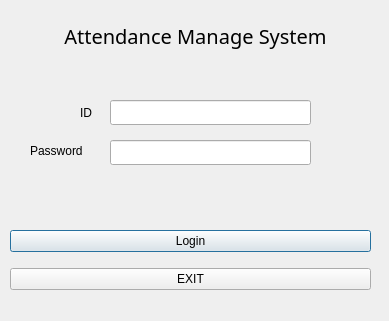
First picture: the form in attendance_manage/dialog_login.ui, repository Jeho0216/attendance_manage_project, before the edit.
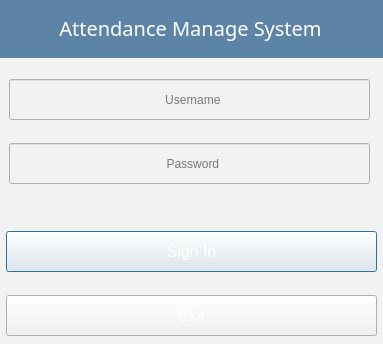
Second picture: the form after the edit. Icons and pictures are not drawn.

Diff of the .ui file:
```diff
--- a/attendance_manage/dialog_login.ui
+++ b/attendance_manage/dialog_login.ui
@@ -6,46 +6,23 @@
    <rect>
     <x>0</x>
     <y>0</y>
-    <width>389</width>
-    <height>321</height>
+    <width>383</width>
+    <height>344</height>
    </rect>
   </property>
   <property name="windowTitle">
    <string>Attendance Management System</string>
   </property>
-  <widget class="QWidget" name="verticalLayoutWidget">
-   <property name="geometry">
-    <rect>
-     <x>10</x>
-     <y>220</y>
-     <width>361</width>
-     <height>80</height>
-    </rect>
-   </property>
-   <layout class="QVBoxLayout" name="verticalLayout">
-    <item>
-     <widget class="QPushButton" name="pushButton_login">
-      <property name="text">
-       <string>Login</string>
-      </property>
-     </widget>
-    </item>
-    <item>
-     <widget class="QPushButton" name="pushButton_exit">
-      <property name="text">
-       <string>EXIT</string>
-      </property>
-     </widget>
-    </item>
-   </layout>
-  </widget>
+  <property name="styleSheet">
+   <string notr="true">background-color: rgb(242,242,242);</string>
+  </property>
   <widget class="QLabel" name="label">
    <property name="geometry">
     <rect>
-     <x>10</x>
-     <y>20</y>
-     <width>371</width>
-     <height>31</height>
+     <x>-5</x>
+     <y>-3</y>
+     <width>391</width>
+     <height>61</height>
     </rect>
    </property>
    <property name="font">
@@ -56,6 +33,10 @@
      <bold>false</bold>
     </font>
    </property>
+   <property name="styleSheet">
+    <string notr="true">background-color: rgb(93,132,166);
+color: rgb(255, 255, 255);</string>
+   </property>
    <property name="text">
     <string>Attendance Manage System</string>
    </property>
@@ -63,50 +44,116 @@
     <set>Qt::AlignCenter</set>
    </property>
   </widget>
+  <widget class="QLineEdit" name="lineEdit_id">
+   <property name="geometry">
+    <rect>
+     <x>9</x>
+     <y>79</y>
+     <width>361</width>
+     <height>41</height>
+    </rect>
+   </property>
+   <property name="styleSheet">
+    <string notr="true">border-image: url(:/image/text_field.jpg);
+</string>
+   </property>
+   <property name="text">
+    <string/>
+   </property>
+   <property name="alignment">
+    <set>Qt::AlignCenter</set>
+   </property>
+   <property name="placeholderText">
+    <string>  Username</string>
+   </property>
+  </widget>
+  <widget class="QLineEdit" name="lineEdit_pw">
+   <property name="geometry">
+    <rect>
+     <x>9</x>
+     <y>143</y>
+     <width>361</width>
+     <height>41</height>
+    </rect>
+   </property>
+   <property name="styleSheet">
+    <string notr="true">border-image: url(:/image/text_field.jpg);
+</string>
+   </property>
+   <property name="text">
+    <string/>
+   </property>
+   <property name="alignment">
+    <set>Qt::AlignCenter</set>
+   </property>
+   <property name="placeholderText">
+    <string>  Password</string>
+   </property>
+  </widget>
+  <widget class="QPushButton" name="pushButton_login">
+   <property name="geometry">
+    <rect>
+     <x>6</x>
+     <y>231</y>
+     <width>371</width>
+     <height>41</height>
+    </rect>
+   </property>
+   <property name="font">
+    <font>
+     <pointsize>12</pointsize>
+    </font>
+   </property>
+   <property name="styleSheet">
+    <string notr="true">border-image: url(:/image/button.jpg);
+color: rgb(255, 255, 255);</string>
+   </property>
+   <property name="text">
+    <string>Sign In</string>
+   </property>
+  </widget>
+  <widget class="QPushButton" name="pushButton_exit">
+   <property name="geometry">
+    <rect>
+     <x>6</x>
+     <y>295</y>
+     <width>371</width>
+     <height>41</height>
+    </rect>
+   </property>
+   <property name="font">
+    <font>
+     <pointsize>12</pointsize>
+     <weight>50</weight>
+     <italic>false</italic>
+     <bold>false</bold>
+     <underline>false</underline>
+     <strikeout>false</strikeout>
+     <kerning>false</kerning>
+    </font>
+   </property>
+   <property name="styleSheet">
+    <string notr="true">border-image: url(:/image/button.jpg);
+color: rgb(255, 255, 255);</string>
+   </property>
+   <property name="text">
+    <string>Exit</string>
+   </property>
+  </widget>
   <widget class="QLabel" name="label_2">
    <property name="geometry">
     <rect>
-     <x>80</x>
-     <y>102</y>
-     <width>21</width>
-     <height>21</height>
-    </rect>
-   </property>
-   <property name="text">
-    <string>ID</string>
-   </property>
-  </widget>
-  <widget class="QLabel" name="label_3">
-   <property name="geometry">
-    <rect>
      <x>30</x>
-     <y>142</y>
-     <width>67</width>
+     <y>198</y>
+     <width>251</width>
      <height>17</height>
     </rect>
    </property>
+   <property name="styleSheet">
+    <string notr="true">color: rgb(239, 41, 41);</string>
+   </property>
    <property name="text">
-    <string>Password</string>
-   </property>
-  </widget>
-  <widget class="QLineEdit" name="lineEdit_id">
-   <property name="geometry">
-    <rect>
-     <x>110</x>
-     <y>100</y>
-     <width>201</width>
-     <height>25</height>
-    </rect>
-   </property>
-  </widget>
-  <widget class="QLineEdit" name="lineEdit_pw">
-   <property name="geometry">
-    <rect>
-     <x>110</x>
-     <y>140</y>
-     <width>201</width>
-     <height>25</height>
-    </rect>
+    <string/>
    </property>
   </widget>
  </widget>
```
